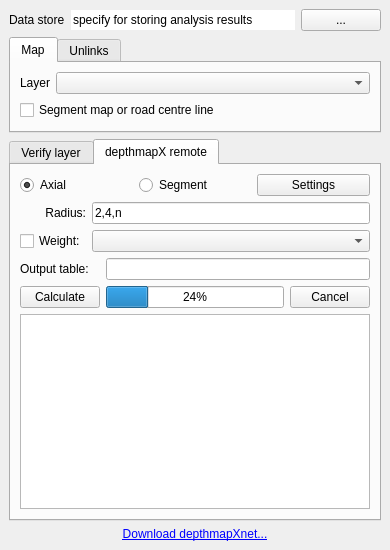
Qt form esstoolkit/analysis/ui_Analysis.ui (SpaceGroupUCL/qgisSpaceSyntaxToolkit) before a commit.
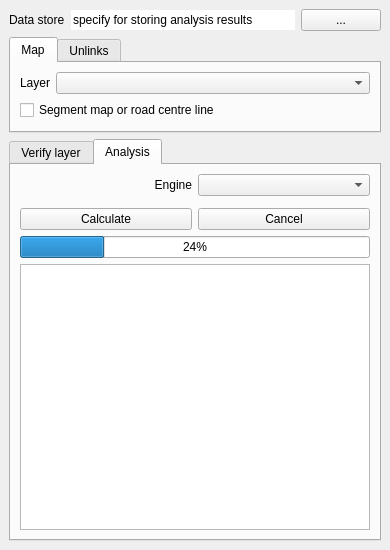
The same form after that commit.

Commit message: Further split the engine code to allow other engines

Patch:
```diff
--- a/esstoolkit/analysis/ui_Analysis.ui
+++ b/esstoolkit/analysis/ui_Analysis.ui
@@ -236,46 +236,15 @@
       </widget>
       <widget class="QWidget" name="axialDepthmapTab">
        <attribute name="title">
-        <string>depthmapX remote</string>
+        <string>Analysis</string>
        </attribute>
        <layout class="QVBoxLayout" name="verticalLayout" stretch="0,0,0,1">
-        <property name="bottomMargin">
-         <number>10</number>
-        </property>
         <item>
-         <layout class="QHBoxLayout" name="axialDepthmapAnalysisLayout">
-          <item>
-           <widget class="QRadioButton" name="axialDepthmapAxialRadio">
-            <property name="text">
-             <string>Axial</string>
-            </property>
-            <property name="checked">
-             <bool>true</bool>
-            </property>
-           </widget>
-          </item>
-          <item>
-           <widget class="QRadioButton" name="axialDepthmapSegmentRadio">
-            <property name="text">
-             <string>Segment</string>
-            </property>
-           </widget>
-          </item>
-          <item>
-           <widget class="QPushButton" name="axialDepthmapSettingsButton">
-            <property name="text">
-             <string>Settings</string>
-            </property>
-           </widget>
-          </item>
-         </layout>
-        </item>
-        <item>
-         <layout class="QGridLayout" name="axialDepthmapSettingsLayout">
+         <layout class="QGridLayout">
           <item row="0" column="0">
-           <widget class="QLabel" name="axialDepthmapRadiusLabel">
+           <widget class="QLabel">
             <property name="text">
-             <string>Radius:</string>
+             <string>Engine</string>
             </property>
             <property name="alignment">
              <set>Qt::AlignRight|Qt::AlignTrailing|Qt::AlignVCenter</set>
@@ -283,92 +252,47 @@
            </widget>
           </item>
           <item row="0" column="1">
-           <widget class="QLineEdit" name="axialDepthmapRadiusText">
-            <property name="text">
-             <string>2,4,n</string>
-            </property>
-           </widget>
+           <widget class="QComboBox" name="engineSelectionCombo" />
           </item>
-          <item row="1" column="0">
-           <widget class="QCheckBox" name="axialDepthmapWeightCheck">
-            <property name="layoutDirection">
-             <enum>Qt::LeftToRight</enum>
-            </property>
-            <property name="text">
-             <string>Weight:</string>
-            </property>
+          <item row="1" column="0" colspan="2">
+           <widget class="QWidget" name="engineSettings">
+            <layout class="QVBoxLayout" name="verticalLayout" >
+             <property name="margin">
+              <number>0</number>
+             </property>
+            </layout>
            </widget>
           </item>
-          <item row="1" column="1">
-           <widget class="QComboBox" name="axialDepthmapWeightCombo"/>
-          </item>
-         </layout>
-        </item>
-        <item>
-         <layout class="QGridLayout" name="axialDepthmapOuputLayout" columnstretch="0,1,0" columnminimumwidth="0,1,0">
-          <item row="0" column="0">
-           <widget class="QLabel" name="axialDepthmapOutputLabel">
-            <property name="text">
-             <string>Output table:</string>
-            </property>
-           </widget>
-          </item>
-          <item row="0" column="1" colspan="2">
-           <widget class="QLineEdit" name="axialDepthmapOutputText">
-            <property name="sizePolicy">
-             <sizepolicy hsizetype="MinimumExpanding" vsizetype="Fixed">
-              <horstretch>0</horstretch>
-              <verstretch>0</verstretch>
-             </sizepolicy>
-            </property>
-           </widget>
-          </item>
-          <item row="1" column="0">
-           <widget class="QPushButton" name="axialDepthmapCalculateButton">
+          <item row="2" column="0">
+           <widget class="QPushButton" name="runAnalysisButton">
             <property name="text">
              <string>Calculate</string>
             </property>
            </widget>
           </item>
-          <item row="1" column="1">
-           <widget class="QProgressBar" name="axialDepthmapProgressBar">
+          <item row="2" column="1">
+           <widget class="QPushButton" name="cancelAnalysisButton">
+            <property name="text">
+             <string>Cancel</string>
+            </property>
+           </widget>
+          </item>
+          <item row="3" column="0" colspan="2">
+           <widget class="QProgressBar" name="analysisProgressBar">
             <property name="value">
              <number>24</number>
             </property>
            </widget>
           </item>
-          <item row="1" column="2">
-           <widget class="QPushButton" name="axialDepthmapCancelButton">
-            <property name="text">
-             <string>Cancel</string>
-            </property>
-           </widget>
+          <item row="4" column="0" colspan="2">
+           <widget class="QPlainTextEdit" name="analysisProgressOutput"/>
           </item>
          </layout>
         </item>
-        <item>
-         <widget class="QPlainTextEdit" name="axialDepthmapReportList"/>
-        </item>
        </layout>
       </widget>
      </widget>
     </item>
-    <item>
-     <widget class="QLabel" name="axialDepthmapDownload">
-      <property name="toolTip">
-       <string>https://varoudis.github.io/depthmapX/</string>
-      </property>
-      <property name="text">
-       <string>&lt;qt&gt;&lt;a href=&quot;http://archtech.gr/varoudis/depthmapX/?dir=depthmapXnet&quot;&gt;&lt;span style=&quot; text-decoration: underline; color:#0000ff;&quot;&gt;Download depthmapXnet...&lt;/a&gt;&lt;/qt&gt;</string>
-      </property>
-      <property name="alignment">
-       <set>Qt::AlignCenter</set>
-      </property>
-      <property name="openExternalLinks">
-       <bool>true</bool>
-      </property>
-     </widget>
-    </item>
    </layout>
   </widget>
  </widget>
```
The commit also changes 21 other files.
